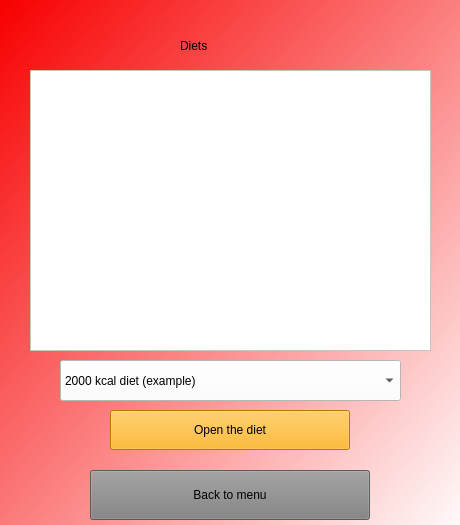
262094/HealthCheck_2, file diet.ui: the form before one commit.
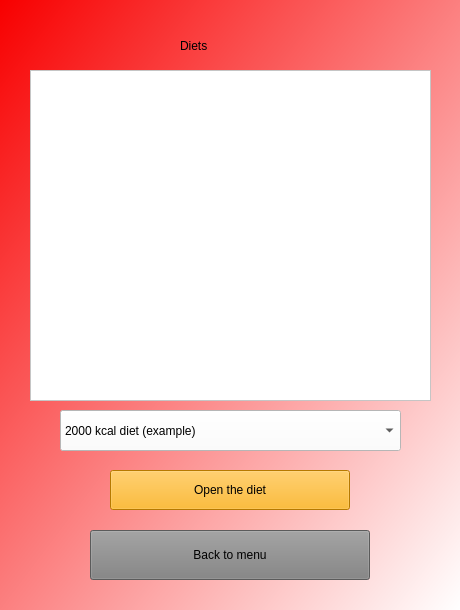
The form after the commit.

Patch:
```diff
--- a/diet.ui
+++ b/diet.ui
@@ -7,19 +7,19 @@
     <x>0</x>
     <y>0</y>
     <width>460</width>
-    <height>525</height>
+    <height>610</height>
    </rect>
   </property>
   <property name="minimumSize">
    <size>
     <width>460</width>
-    <height>525</height>
+    <height>610</height>
    </size>
   </property>
   <property name="maximumSize">
    <size>
     <width>460</width>
-    <height>525</height>
+    <height>610</height>
    </size>
   </property>
   <property name="windowTitle">
@@ -31,19 +31,19 @@
      <x>0</x>
      <y>0</y>
      <width>460</width>
-     <height>550</height>
+     <height>610</height>
     </rect>
    </property>
    <property name="minimumSize">
     <size>
      <width>460</width>
-     <height>550</height>
+     <height>610</height>
     </size>
    </property>
    <property name="maximumSize">
     <size>
      <width>460</width>
-     <height>550</height>
+     <height>610</height>
     </size>
    </property>
    <property name="styleSheet">
@@ -53,6 +53,18 @@
     <property name="enabled">
      <bool>true</bool>
     </property>
+    <property name="minimumSize">
+     <size>
+      <width>460</width>
+      <height>610</height>
+     </size>
+    </property>
+    <property name="maximumSize">
+     <size>
+      <width>460</width>
+      <height>610</height>
+     </size>
+    </property>
     <property name="styleSheet">
      <string notr="true">background-color: qlineargradient(spread:pad, x1:0, y1:0, x2:1, y2:1, stop:0 rgba(248, 0, 0, 255), stop:1 rgba(255, 255, 255, 255));</string>
     </property>
@@ -78,7 +90,7 @@
      <property name="geometry">
       <rect>
        <x>90</x>
-       <y>470</y>
+       <y>530</y>
        <width>280</width>
        <height>50</height>
       </rect>
@@ -107,7 +119,7 @@
      <property name="geometry">
       <rect>
        <x>60</x>
-       <y>360</y>
+       <y>410</y>
        <width>341</width>
        <height>41</height>
       </rect>
@@ -138,7 +150,7 @@
        <x>30</x>
        <y>70</y>
        <width>401</width>
-       <height>281</height>
+       <height>331</height>
       </rect>
      </property>
      <property name="styleSheet">
@@ -149,7 +161,7 @@
      <property name="geometry">
       <rect>
        <x>110</x>
-       <y>410</y>
+       <y>470</y>
        <width>240</width>
        <height>40</height>
       </rect>
```
